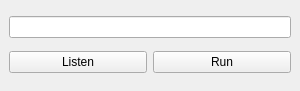
Old version of the form assets/views/mainwindow.ui in the repository philipmassouh/robart.
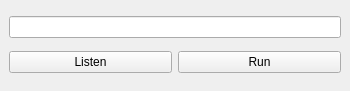
New version of the form.

Commit message: Resized window and updated window title

The edit to the form file:
```diff
--- a/assets/views/mainwindow.ui
+++ b/assets/views/mainwindow.ui
@@ -6,7 +6,7 @@
    <rect>
     <x>0</x>
     <y>0</y>
-    <width>300</width>
+    <width>350</width>
     <height>91</height>
    </rect>
   </property>
```
Left out of the diff: 4 changed lines with no effect on the pictures.
